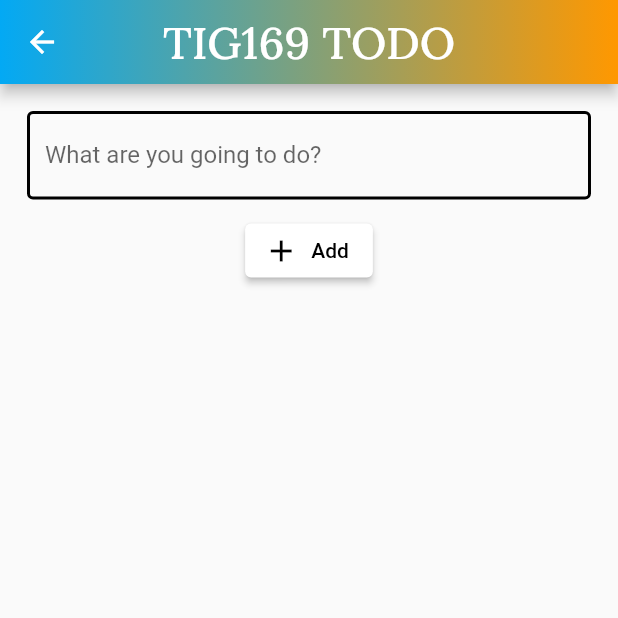
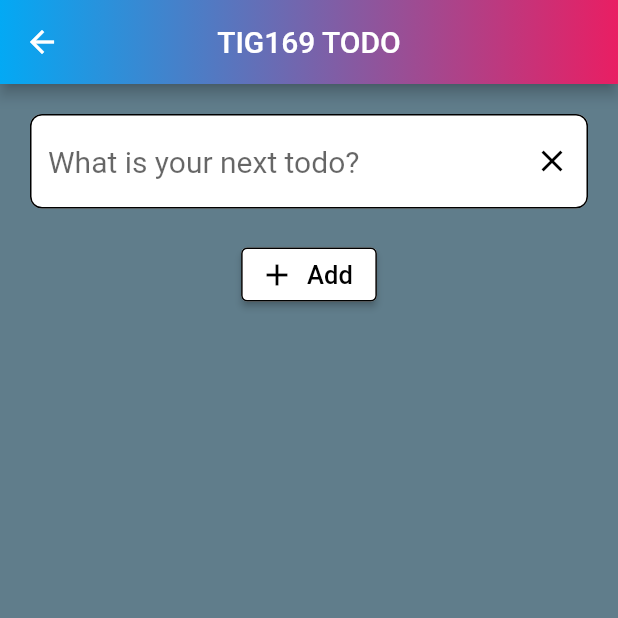
Before and after one commit to gu-tig169-ht21/guscajsni, a Flutter app: the screen it shows after launch, after a tap on the "add" icon, on a phone screen of 412 x 824 dp, the top half of it. Run offline on Flutter 3.47's test engine with Material 2 defaults, Android fonts, the phone set to English and light mode, and no system bars; our stand-ins replace google_fonts; network calls fail; Roboto replaces fonts that are missing (Recursive).

Commit message:
snyggat till, lagt in småfunktioner & kommentarer

```diff
--- a/lib/api.dart
+++ b/lib/api.dart
@@ -6,6 +6,7 @@ const key = '2fd670ae-d7b5-4ebe-8b3b-4bc513fe2de9';
 const url = 'https://todoapp-api-pyq5q.ondigitalocean.app';
 
 class Api {
+  //lägg till en todo i api
   static Future<List<ToDoModell>> add(ToDoModell toDo) async {
     Map<String, dynamic> json = ToDoModell.toJson(toDo);
     var bodyString = jsonEncode(json);
@@ -19,6 +20,7 @@ class Api {
     }).toList();
   }
 
+  //ta bort todo från api
   static Future remove(String id) async {
     var response =
         await http.delete(Uri.parse('$url/todos/$id?key=$key&_confirm=true'));
@@ -30,6 +32,7 @@ class Api {
     }).toList();
   }
 
+  //hämta listan från api
   static Future getTodos() async {
     var response = await http.get(Uri.parse('$url/todos?key=$key'));
     String bodyString = response.body;
@@ -40,6 +43,7 @@ class Api {
     }).toList();
   }
 
+  //uppdaterar done i api
   static Future updateTodo(ToDoModell toDo, value) async {
     String toDoid = toDo.id;
     toDo.done = value;
--- a/lib/home_page.dart
+++ b/lib/home_page.dart
@@ -3,10 +3,9 @@ import 'package:provider/provider.dart';
 import 'second_view.dart';
 import 'todo_list.dart';
 import 'todo_model.dart';
-import 'package:google_fonts/google_fonts.dart';
 
 class HomePage extends StatefulWidget {
-  HomePage({Key? key}) : super(key: key);
+  const HomePage({Key? key}) : super(key: key);
 
   @override
   State<HomePage> createState() => _HomePageState();
@@ -14,12 +13,14 @@ class HomePage extends StatefulWidget {
 
 class _HomePageState extends State<HomePage> {
   late Object filtervalue = 1;
+  //filtervalue används för att kunna visa vilket filtreringsvärde som är valt
 
   @override
   Widget build(BuildContext context) {
     return Scaffold(
         appBar: AppBar(
           leading: IconButton(
+              //tog bort min floatingactionbutton och la den uppe i appbaren istället för att den inte ska vara ivägen för
               onPressed: () async {
                 var newToDo = await Navigator.push(
                     context,
@@ -33,59 +34,71 @@ class _HomePageState extends State<HomePage> {
               },
               icon: const Icon(Icons.add)),
           centerTitle: true,
-          title: Text('TIG169 TODO', style: GoogleFonts.lora(fontSize: 20.0)),
+          title: const Text('TIG169 TODO'),
           actions: [
-            DropdownButton(
+            ButtonTheme(
+              alignedDropdown: true,
+              child: DropdownButtonHideUnderline(
+                child: DropdownButton(
+                  //valde att göra en dropdownn för att kunna visa det valda filtreringsvärdet
                   iconEnabledColor: Colors.white,
                   borderRadius: BorderRadius.circular(10),
-              dropdownColor: Colors.grey,
+                  dropdownColor: Colors.blueGrey,
                   value: filtervalue,
                   onChanged: (value) {
                     Provider.of<ToDoproviderState>(context, listen: false)
-                    .setFilterBy(value!);
+                        .setFilterBy(value!); // filtererar vyn
                     setState(() {
-                  filtervalue = value;
+                      filtervalue =
+                          value; //byter texten till det valda filtreringsvärdet
                     });
                   },
-              items: [
+                  items: const [
                     DropdownMenuItem(
                       child: SizedBox(
-                      width: 70,
+                          width: 59,
                           child: Text(
                             'All',
-                        style: GoogleFonts.lora(color: Colors.white),
+                            style: TextStyle(color: Colors.white),
                             textAlign: TextAlign.right,
                           )),
                       value: 1,
                     ),
                     DropdownMenuItem(
                       child: SizedBox(
-                      width: 70,
+                          width: 59,
                           child: Text('Done',
-                          style: GoogleFonts.lora(color: Colors.white),
+                              style: TextStyle(color: Colors.white),
                               textAlign: TextAlign.right)),
                       value: 2,
                     ),
                     DropdownMenuItem(
                       child: SizedBox(
-                      width: 70,
+                          width: 59,
                           child: Text('Undone',
-                          style: GoogleFonts.lora(color: Colors.white),
+                              style: TextStyle(color: Colors.white),
                               textAlign: TextAlign.right)),
                       value: 3,
                     )
                   ],
+                ),
+              ),
             )
           ],
           flexibleSpace: Container(
+            //gör appbaren gradient
             decoration: const BoxDecoration(
                 gradient:
-                    LinearGradient(colors: [Colors.lightBlue, Colors.orange])),
+                    LinearGradient(colors: [Colors.lightBlue, Colors.pink])),
           ),
         ),
-        body: Consumer<ToDoproviderState>(
+        body: Container(
+          color: Colors.blueGrey[400],
+          child: Consumer<ToDoproviderState>(
               builder: (context, state, child) =>
-                ToDoList(_filterList(state.list, state.filterBy))));
+                  ToDoList(_filterList(state.list, state.filterBy))),
+          //visar listan på todos efter filtrering
+        ));
   }
 
   List<ToDoModell> _filterList(list, filterBy) {
--- a/lib/main.dart
+++ b/lib/main.dart
@@ -1,4 +1,5 @@
 import 'package:flutter/material.dart';
+import 'package:google_fonts/google_fonts.dart';
 import 'package:provider/provider.dart';
 import 'home_page.dart';
 import 'todo_model.dart';
@@ -7,7 +8,9 @@ void main() {
   var state = ToDoproviderState();
   state.getList();
 
-  runApp(ChangeNotifierProvider(create: (context) => state, child: MyApp()));
+  runApp(
+      ChangeNotifierProvider(create: (context) => state, child: const MyApp()));
+  //initierar providern
 }
 
 class MyApp extends StatelessWidget {
@@ -16,6 +19,12 @@ class MyApp extends StatelessWidget {
   @override
   Widget build(BuildContext context) {
     return MaterialApp(
-        debugShowCheckedModeBanner: false, title: 'TODOLIST', home: HomePage());
+        debugShowCheckedModeBanner: false,
+        title: 'TODOLIST',
+        theme: ThemeData(
+            textTheme:
+                GoogleFonts.recursiveTextTheme(Theme.of(context).textTheme)),
+        //ändrar fonttemat för hela appen
+        home: const HomePage());
   }
 }
--- a/lib/second_view.dart
+++ b/lib/second_view.dart
@@ -1,5 +1,4 @@
 import 'package:flutter/material.dart';
-import 'package:google_fonts/google_fonts.dart';
 import 'todo_model.dart';
 
 class SecondView extends StatefulWidget {
@@ -16,6 +15,7 @@ class SecondView extends StatefulWidget {
 class SecondViewState extends State<SecondView> {
   late String title;
   late bool done;
+  late String empty = '';
 
   late TextEditingController textEditingController;
 
@@ -34,30 +34,53 @@ class SecondViewState extends State<SecondView> {
 
   @override
   Widget build(BuildContext context) {
-    return Scaffold(
+    return GestureDetector(
+      child: Scaffold(
           appBar: AppBar(
             centerTitle: true,
-          title: Text('TIG169 TODO', style: GoogleFonts.lora(fontSize: 30.0)),
+            title: const Text('TIG169 TODO'),
             flexibleSpace: Container(
               decoration: const BoxDecoration(
                   gradient:
-                    LinearGradient(colors: [Colors.lightBlue, Colors.orange])),
+                      LinearGradient(colors: [Colors.lightBlue, Colors.pink])),
             ),
           ),
-        body: Padding(
-          padding: const EdgeInsets.all(8.0),
+          body: Container(
+            color: Colors.blueGrey,
             child: Column(
               children: [
                 Padding(
-                padding: const EdgeInsets.all(10.0),
+                  padding: const EdgeInsets.all(20.0),
                   child: TextField(
+                    onTap: () {
+                      setState(() {
+                        empty = '';
+                      });
+                      //använder detta för att nollställa varningstexten som dyker upp
+                      //när man försöker lägga till en tom todo
+                    },
+                    cursorColor: Colors.black,
+                    style: const TextStyle(fontSize: 20),
                     controller: textEditingController,
-                  decoration: const InputDecoration(
+                    decoration: InputDecoration(
+                      suffixIcon: IconButton(
+                          onPressed: textEditingController.clear,
+                          icon: const Icon(
+                            Icons.clear,
+                            color: Colors.black,
+                          )),
+                      fillColor: Colors.white,
+                      filled: true,
                       enabledBorder: OutlineInputBorder(
-                      borderSide: BorderSide(color: Colors.black, width: 2.0),
+                        borderRadius: BorderRadius.circular(8),
+                        borderSide:
+                            const BorderSide(color: Colors.black, width: 1.0),
                       ),
-                    border: OutlineInputBorder(),
-                    labelText: 'What are you going to do?',
+                      focusedBorder: OutlineInputBorder(
+                          borderRadius: BorderRadius.circular(8),
+                          borderSide: const BorderSide(
+                              color: Colors.black, width: 1.0)),
+                      hintText: 'What is your next todo?',
                     ),
                   ),
                 ),
@@ -66,11 +89,29 @@ class SecondViewState extends State<SecondView> {
                   style: ElevatedButton.styleFrom(
                     primary: Colors.white,
                     onPrimary: Colors.black,
+                    side: const BorderSide(
+                      width: 1.0,
+                      color: Colors.black,
                     ),
-                label: const Text('Add'),
+                  ),
+                  label: const Text(
+                    'Add',
+                    style: TextStyle(fontSize: 17),
+                  ),
                   onPressed: () {
+                    //dessa rader gör så att textfield avmarkeras när man
+                    //försöker lägga till en tom todo för att varningstexten
+                    //ska försvinna när man trycker på textfield igen
                     if (textEditingController.text.isEmpty) {
+                      FocusScopeNode currentFocus = FocusScope.of(context);
+                      if (!currentFocus.hasPrimaryFocus) {
+                        currentFocus.unfocus();
+                      }
+                      setState(() {
+                        empty = 'Can\'t be empty';
+                      });
                     } else {
+                      //är textfield inte tomt läggs den nya todon in i listan
                       Navigator.pop(
                           context,
                           ToDoModell(
@@ -79,9 +120,13 @@ class SecondViewState extends State<SecondView> {
                           ));
                     }
                   },
-              )
+                ),
+                Text(
+                    empty, //texten som dyker upp när man försöker lägga till tom todo
+                    style: const TextStyle(color: Colors.red, fontSize: 15))
               ],
             ),
-        ));
+          )),
+    );
   }
 }
--- a/lib/todo_list.dart
+++ b/lib/todo_list.dart
@@ -2,18 +2,25 @@ import 'package:flutter/material.dart';
 import 'package:provider/provider.dart';
 import 'todo_model.dart';
 
+//listan som visas i UIn
 class ToDoList extends StatelessWidget {
   final List<ToDoModell> list;
   const ToDoList(this.list, {Key? key}) : super(key: key);
 
   @override
   Widget build(BuildContext context) {
-    return ListView(
-        children: list.map((toDo) => _toDoItem(toDo, context)).toList());
+    return Padding(
+      padding: const EdgeInsets.all(7.0),
+      child: ListView(
+          children: list.map((toDo) => _toDoItem(toDo, context)).toList()),
+    );
   }
 
   Widget _toDoItem(toDo, context) {
-    return ListTile(
+    return Card(
+      shape: RoundedRectangleBorder(borderRadius: BorderRadius.circular(15.0)),
+      color: Colors.blueGrey[50],
+      child: ListTile(
         leading: Checkbox(
             value: toDo.done,
             onChanged: (value) {
@@ -22,6 +29,7 @@ class ToDoList extends StatelessWidget {
             }),
         title: Text(toDo.title,
             style: TextStyle(
+                fontSize: 20,
                 decoration: toDo.done
                     ? TextDecoration.lineThrough
                     : TextDecoration.none)),
@@ -32,6 +40,7 @@ class ToDoList extends StatelessWidget {
                 .removeToDo(toDo);
           },
         ),
+      ),
     );
   }
 }
--- a/lib/todo_model.dart
+++ b/lib/todo_model.dart
@@ -2,6 +2,7 @@ import 'package:flutter/material.dart';
 import 'package:my_first_app/api.dart';
 
 class ToDoModell {
+  //modellen för varje todo
   String title;
   bool done;
   String id;
@@ -18,6 +19,7 @@ class ToDoModell {
 }
 
 class ToDoproviderState extends ChangeNotifier {
+  //providern för todolistan
   late List<ToDoModell> _list = [];
   Object _filterBy = 'All';
 
```
Also changed, not shown: 1 other file. Lines whose indentation alone changed are shown as unchanged.
